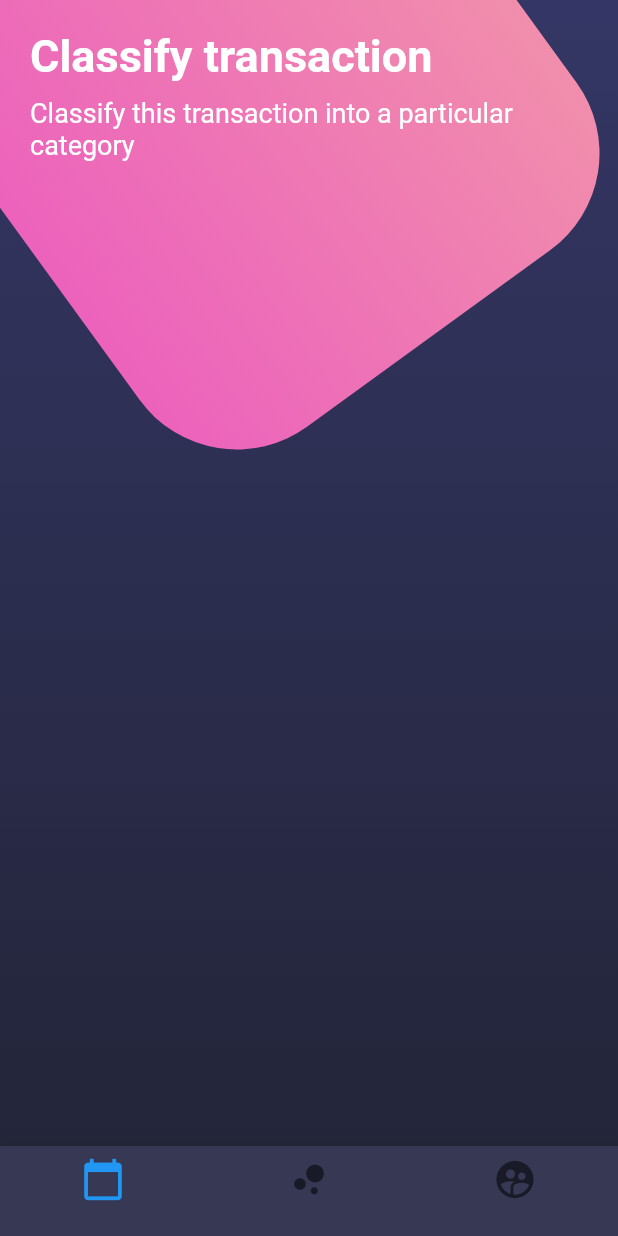
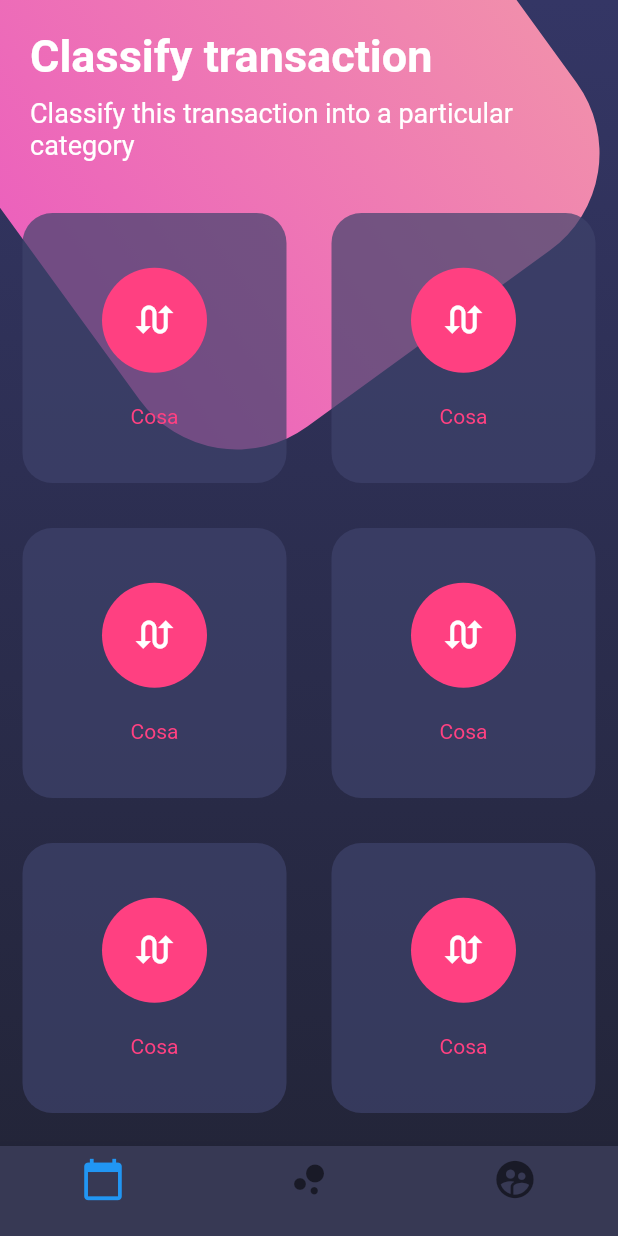
Before and after one commit to charger513/flutter_designs, a Flutter app: the screen it shows after launch, on a phone screen of 412 x 824 dp. Run offline on Flutter 3.47's test engine with Material 2 defaults, Android fonts, the phone set to English and light mode, and no system bars.

Commit message:
Diseño compuesto - Table y TableRow

```diff
--- a/lib/src/pages/botones_page.dart
+++ b/lib/src/pages/botones_page.dart
@@ -12,7 +12,8 @@ class BotonesPage extends StatelessWidget {
           SingleChildScrollView(
             child: Column(
               children: <Widget>[
-                _titulos()
+                _titulos(),
+                _botonesRedondeados()
               ],
             ),
           ),
@@ -110,4 +111,59 @@ class BotonesPage extends StatelessWidget {
       ),
     );
   }
+
+  Widget _botonesRedondeados() {
+    return Table(
+      children: [
+        TableRow(
+          children: [
+            _crearBotonRedondeado(),
+            _crearBotonRedondeado(),
+          ]
+        ),
+        TableRow(
+          children: [
+            _crearBotonRedondeado(),
+            _crearBotonRedondeado(),
+          ]
+        ),
+        TableRow(
+          children: [
+            _crearBotonRedondeado(),
+            _crearBotonRedondeado(),
+          ]
+        ),
+        TableRow(
+          children: [
+            _crearBotonRedondeado(),
+            _crearBotonRedondeado(),
+          ]
+        ),
+      ],
+    );
+  }
+
+  Widget _crearBotonRedondeado() {
+    return Container(
+      height: 180.0,
+      margin: EdgeInsets.all(15.0),
+      decoration: BoxDecoration(
+        color: Color.fromRGBO(62, 66, 107, 0.7),
+        borderRadius: BorderRadius.circular(20.0)
+      ),
+      child: Column(
+        mainAxisAlignment: MainAxisAlignment.spaceAround,
+        children: <Widget>[
+          SizedBox(height: 5.0),
+          CircleAvatar(
+            backgroundColor: Colors.pinkAccent,
+            radius: 35.0,
+            child: Icon(Icons.swap_calls, color: Colors.white, size: 30.0),
+          ),
+          Text('Cosa', style: TextStyle(color: Colors.pinkAccent)),
+          SizedBox(height: 5.0)
+        ],
+      ),
+    );
+  }
 }
```
